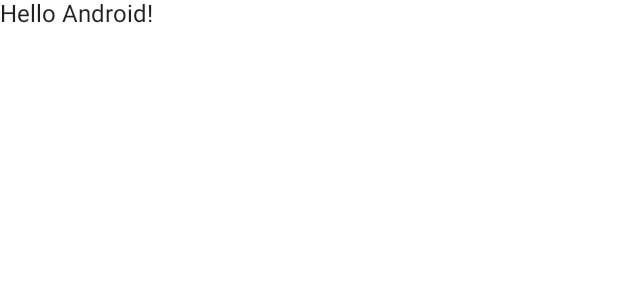
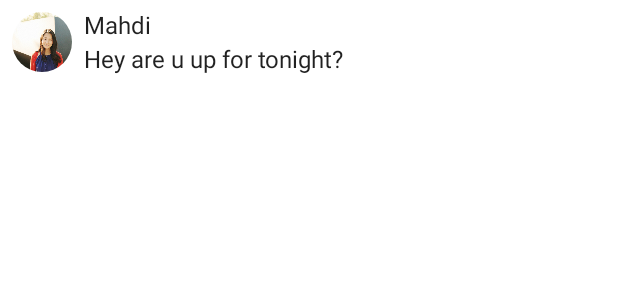
Before and after one commit to mahdi-hosseinnion/JetpackComposePlayground, an Android app built with Jetpack Compose: the @Preview function DefaultPreview, on a phone screen of 412 x 824 dp. Shown: the top 300 px of the screen. Run offline under Robolectric (Android 15) with nearby library versions, the phone set to English and light mode, and no system bars.

Commit message:
finish layout lesson in android compose tutorial

```diff
--- a/app/src/main/java/com/ssmmhh/jetpackcomposeplayground/MainActivity.kt
+++ b/app/src/main/java/com/ssmmhh/jetpackcomposeplayground/MainActivity.kt
@@ -3,13 +3,19 @@ package com.ssmmhh.jetpackcomposeplayground
 import android.os.Bundle
 import androidx.activity.ComponentActivity
 import androidx.activity.compose.setContent
-import androidx.compose.foundation.layout.fillMaxSize
+import androidx.compose.foundation.Image
+import androidx.compose.foundation.layout.*
+import androidx.compose.foundation.shape.CircleShape
 import androidx.compose.material.MaterialTheme
 import androidx.compose.material.Surface
 import androidx.compose.material.Text
 import androidx.compose.runtime.Composable
 import androidx.compose.ui.Modifier
+import androidx.compose.ui.draw.clip
+import androidx.compose.ui.res.painterResource
+import androidx.compose.ui.res.stringResource
 import androidx.compose.ui.tooling.preview.Preview
+import androidx.compose.ui.unit.dp
 import com.ssmmhh.jetpackcomposeplayground.ui.theme.JetpackComposePlaygroundTheme
 
 class MainActivity : ComponentActivity() {
@@ -22,7 +28,7 @@ class MainActivity : ComponentActivity() {
                     modifier = Modifier.fillMaxSize(),
                     color = MaterialTheme.colors.background
                 ) {
-                    Greeting("Android")
+                    MessageCard(Message.TEST_MESSAGE_1)
                 }
             }
         }
@@ -30,14 +36,44 @@ class MainActivity : ComponentActivity() {
 }
 
 @Composable
-fun Greeting(name: String) {
-    Text(text = "Hello $name!")
+fun MessageCard(mgs: Message) {
+    Row(modifier = Modifier.padding(all = 8.dp)) {
+        Image(
+            modifier = Modifier
+                .size(40.dp)
+                .clip(CircleShape),
+            painter = painterResource(R.drawable.profile_picture),
+            contentDescription = stringResource(R.string.profile_picture)
+        )
+        Spacer(modifier = Modifier.size(8.dp))
+        Column {
+            Text(text = mgs.author)
+            Spacer(modifier = Modifier.height(4.dp))
+            Text(text = mgs.text)
+        }
+
+    }
+
 }
 
 @Preview(showBackground = true)
 @Composable
 fun DefaultPreview() {
     JetpackComposePlaygroundTheme {
-        Greeting("Android")
+        MessageCard(
+            Message.TEST_MESSAGE_1
+        )
     }
 }
+
+data class Message(
+    val author: String,
+    val text: String
+) {
+    companion object {
+        val TEST_MESSAGE_1 = Message(
+            author = "Mahdi",
+            text = "Hey are u up for tonight?"
+        )
+    }
+}
--- a/app/src/main/res/values/strings.xml
+++ b/app/src/main/res/values/strings.xml
@@ -1,3 +1,4 @@
 <resources>
     <string name="app_name">JetpackComposePlayground</string>
+    <string name="profile_picture">Profile picture</string>
 </resources>
```
Also changed, not shown: app/src/main/res/drawable/profile_picture.png (added).
